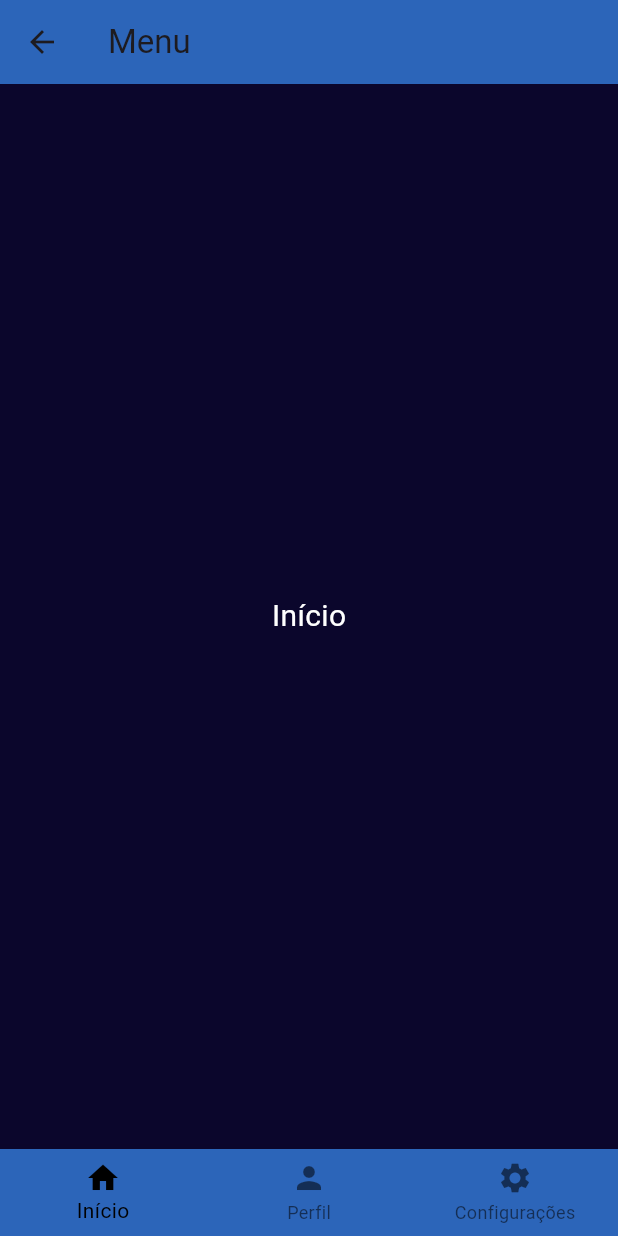
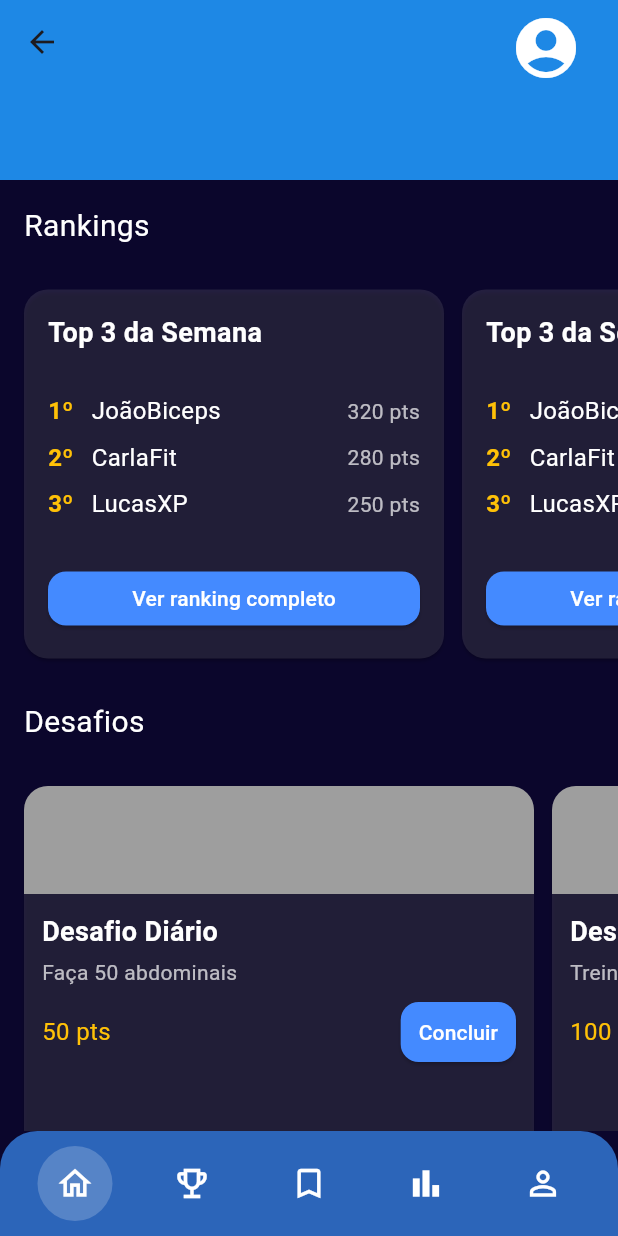
Before and after one commit to Mathprimus/app_monster, a Flutter app: the MenuScreen screen opened by its route, on a phone screen of 412 x 824 dp. Run offline on Flutter 3.47's test engine with Material 3 defaults, Android fonts, the phone set to English and light mode, and no system bars; our stand-ins replace brasil_fields, cloud_firestore, connectivity_plus, email_validator, firebase_auth, firebase_core and 1 more; missing offline and left inert: firebase_app_check; accounts and stored records are empty; network calls fail.

Commit message:
Criação das telas de desafios e personalização do menu

```diff
--- /dev/null
+++ b/lib/screens/challenge_screen.dart
@@ -0,0 +1,66 @@
+import 'package:flutter/material.dart';
+import '../widgets/custom_app_bar.dart';
+import '../widgets/desafio_card.dart';
+
+class ChallengeScreen extends StatelessWidget {
+  const ChallengeScreen({super.key});
+
+  @override
+  Widget build(BuildContext context) {
+    return Scaffold(
+      appBar: const CustomAppBar(),
+      backgroundColor: Colors.black,
+      body: ListView(
+        padding: const EdgeInsets.symmetric(horizontal: 16, vertical: 16),
+        children: [
+          // Seção de Nível e Pontos
+          Container(
+            padding: const EdgeInsets.all(16),
+            decoration: BoxDecoration(
+              color: const Color(0xFF1E88E5),
+              borderRadius: BorderRadius.circular(16),
+            ),
+            child: Row(
+              mainAxisAlignment: MainAxisAlignment.spaceBetween,
+              children: const [
+                Text(
+                  "Nível 4",
+                  style: TextStyle(
+                    fontSize: 18,
+                    fontWeight: FontWeight.bold,
+                    color: Colors.white,
+                  ),
+                ),
+                Text(
+                  "4.570 Pontos",
+                  style: TextStyle(
+                    fontSize: 18,
+                    fontWeight: FontWeight.bold,
+                    color: Colors.white,
+                  ),
+                ),
+              ],
+            ),
+          ),
+          const SizedBox(height: 16),
+          // Lista de Desafios
+          Column(
+            children: const [
+              ChallengeCard(
+                title: "Treino pesado",
+                description: "30 pontos",
+                points: 30,
+              ),
+              SizedBox(height: 12),
+              ChallengeCard(
+                title: "Bora interagir",
+                description: "50 pontos",
+                points: 50,
+              ),
+            ],
+          ),
+        ],
+      ),
+    );
+  }
+}
--- /dev/null
+++ b/lib/screens/home_screen.dart
@@ -0,0 +1,87 @@
+import 'package:flutter/material.dart';
+import '../widgets/ranking_card.dart';
+import '../widgets/desafio_card.dart';
+import '../widgets/custom_app_bar.dart';
+
+class HomeScreen extends StatelessWidget {
+  const HomeScreen({super.key});
+
+  @override
+  Widget build(BuildContext context) {
+    return Scaffold(
+      appBar: const CustomAppBar(),
+      backgroundColor: const Color(0xFF0B062C), // Fundo escuro como no mockup
+      body: ListView(
+        children: [
+          const Padding(
+            padding: EdgeInsets.all(16),
+            child: Text(
+              "Rankings",
+              style: TextStyle(fontSize: 20, color: Colors.white),
+            ),
+          ),
+          SizedBox(
+            height: 270,
+            child: ListView(
+              scrollDirection: Axis.horizontal,
+              padding: const EdgeInsets.symmetric(horizontal: 16),
+              children: const [
+                SizedBox(
+                  width: 280,
+                  child: RankingCard(),
+                ),
+                SizedBox(width: 12),
+                SizedBox(
+                  width: 280,
+                  child: RankingCard(),
+                ),
+              ],
+            ),
+          ),
+          const Padding(
+            padding: EdgeInsets.all(16),
+            child: Text(
+              "Desafios",
+              style: TextStyle(fontSize: 20, color: Colors.white),
+            ),
+          ),
+          SizedBox(
+            height: 270,
+            child: ListView(
+              scrollDirection: Axis.horizontal,
+              padding: const EdgeInsets.symmetric(horizontal: 16),
+              children: const [
+                SizedBox(
+                  width: 340,
+                  child: ChallengeCard(
+                    title: "Desafio Diário",
+                    description: "Faça 50 abdominais",
+                    points: 50,
+                  ),
+                ),
+                SizedBox(width: 12),
+                SizedBox(
+                  width: 340,
+                  child: ChallengeCard(
+                    title: "Desafio Semanal",
+                    description: "Treine 4x na semana",
+                    points: 100,
+                  ),
+                ),
+                SizedBox(width: 12),
+                SizedBox(
+                  width: 340,
+                  child: ChallengeCard(
+                    title: "Desafio Mensal",
+                    description: "Complete 16 treinos",
+                    points: 300,
+                  ),
+                ),
+              ],
+            ),
+          ),
+        ],
+      ),
+    );
+  }
+}
--- a/lib/screens/login_screen.dart
+++ b/lib/screens/login_screen.dart
@@ -14,22 +14,22 @@ class _LoginScreenState extends State<LoginScreen> {
   TextEditingController senhaController = TextEditingController();
 
   void efetuaLogin() async {
-    FirebaseAuth auth = FirebaseAuth.instance;
+    // FirebaseAuth auth = FirebaseAuth.instance;
 
-    auth
-        .signInWithEmailAndPassword(
-            email: emailController.text, password: senhaController.text)
-        .then((firebaseUser) {
-      final SnackBar snackBar = SnackBar(
-          content: Text('Logado com sucesso!'), duration: Duration(seconds: 5));
-      ScaffoldMessenger.of(context).showSnackBar(snackBar);
+    // auth
+    //     .signInWithEmailAndPassword(
+    //         email: emailController.text, password: senhaController.text)
+    //     .then((firebaseUser) {
+    //   final SnackBar snackBar = SnackBar(
+    //       content: Text('Logado com sucesso!'), duration: Duration(seconds: 5));
+    //   ScaffoldMessenger.of(context).showSnackBar(snackBar);
       Navigator.pushNamed(context, 'menu');
 
-      emailController.clear();
-      senhaController.clear();
-    }).catchError((error) {
-      print("Deu erro: " + error.toString());
-    });
+  //     emailController.clear();
+  //     senhaController.clear();
+  //   }).catchError((error) {
+  //     print("Deu erro: " + error.toString());
+  //   });
   }
 
   @override
--- a/lib/screens/menu_screen.dart
+++ b/lib/screens/menu_screen.dart
@@ -1,5 +1,8 @@
+import 'package:app_monster/screens/challenge_screen.dart';
 import 'package:flutter/material.dart';
 import 'package:app_monster/screens/perfil_screen.dart';
+import 'package:app_monster/screens/home_screen.dart';
+
 
 class MenuScreen extends StatefulWidget {
   const MenuScreen({super.key});
@@ -9,16 +12,14 @@ class MenuScreen extends StatefulWidget {
 }
 
 class _MenuScreenState extends State<MenuScreen> {
-  int _selectedIndex = 0; // Para controlar o BottomNavigationBar
+  int _selectedIndex = 0;
 
   final List<Widget> _pages = const [
-    Center(
-        child: Text("Início",
-            style: TextStyle(fontSize: 20, color: Colors.white))),
-    TelaPerfil(), // tela de perfil
-    Center(
-        child: Text("Configurações",
-            style: TextStyle(fontSize: 20, color: Colors.white))),
+    HomeScreen(),
+    ChallengeScreen(),
+    Center(child: Text("Favoritos", style: TextStyle(fontSize: 20, color: Colors.white))),
+    Center(child: Text("Ranking", style: TextStyle(fontSize: 20, color: Colors.white))),
+    TelaPerfil(),
   ];
 
   void _onItemTapped(int index) {
@@ -27,39 +28,53 @@ class _MenuScreenState extends State<MenuScreen> {
     });
   }
 
+  Widget _buildNavItem(IconData icon, int index) {
+    bool isSelected = _selectedIndex == index;
+    return GestureDetector(
+      onTap: () => _onItemTapped(index),
+      child: Container(
+        decoration: isSelected
+            ? BoxDecoration(
+                color: Colors.white.withOpacity(0.2),
+                shape: BoxShape.circle,
+              )
+            : null,
+        padding: const EdgeInsets.all(12),
+        child: Icon(
+          icon,
+          color: Colors.white,
+          size: 26,
+        ),
+      ),
+    );
+  }
+
   @override
   Widget build(BuildContext context) {
     return Scaffold(
-      backgroundColor: const Color(0xFF0B062C), // Fundo escuro
+      backgroundColor: const Color(0xFF0B062C),
 
-      appBar: AppBar(
-        title: const Text("Menu"),
-        backgroundColor: const Color(
-            0xFF2C65B9), // Deixa o appBar com a mesma cor da barra inferior
-      ),
+      body: _pages[_selectedIndex],
 
-      body: _pages[_selectedIndex], // Mostra a tela conforme o índice
-
-      bottomNavigationBar: BottomNavigationBar(
-        currentIndex: _selectedIndex,
-        onTap: _onItemTapped,
-        selectedItemColor: Colors.black,
-        unselectedItemColor: Colors.black54,
-        backgroundColor: const Color(0xFF2C65B9),
-        items: const [
-          BottomNavigationBarItem(
-            icon: Icon(Icons.home),
-            label: "Início",
+      bottomNavigationBar: Container(
+        padding: const EdgeInsets.symmetric(vertical: 10, horizontal: 25),
+        decoration: const BoxDecoration(
+          color: Color(0xFF2C65B9),
+          borderRadius: BorderRadius.only(
+            topLeft: Radius.circular(25),
+            topRight: Radius.circular(25),
           ),
-          BottomNavigationBarItem(
-            icon: Icon(Icons.person),
-            label: "Perfil",
-          ),
-          BottomNavigationBarItem(
-            icon: Icon(Icons.settings),
-            label: "Configurações",
-          ),
-        ],
+        ),
+        child: Row(
+          mainAxisAlignment: MainAxisAlignment.spaceBetween,
+          children: [
+            _buildNavItem(Icons.home_outlined, 0),
+            _buildNavItem(Icons.emoji_events_outlined, 1),
+            _buildNavItem(Icons.bookmark_border, 2),
+            _buildNavItem(Icons.bar_chart_outlined, 3),
+            _buildNavItem(Icons.person_outline, 4),
+          ],
+        ),
       ),
     );
   }
--- /dev/null
+++ b/lib/widgets/custom_app_bar.dart
@@ -0,0 +1,31 @@
+import 'package:flutter/material.dart';
+
+class CustomAppBar extends StatelessWidget implements PreferredSizeWidget {
+  const CustomAppBar({super.key});
+
+  @override
+  Widget build(BuildContext context) {
+    return AppBar(
+      backgroundColor: const Color(0xFF1E88E5),
+      elevation: 0,
+      actions: [
+        Padding(
+          padding: const EdgeInsets.only(right: 16),
+          child: IconButton(
+            icon: const Icon(
+              Icons.account_circle,
+              color: Colors.white,
+              size: 48,
+            ),
+            onPressed: () {
+              // Navegar para a tela de perfil (a ser implementada)
+            },
+          ),
+        ),
+      ],
+    );
+  }
+
+  @override
+  Size get preferredSize => const Size.fromHeight(120); // Ajustado para 120px
+}
--- /dev/null
+++ b/lib/widgets/desafio_card.dart
@@ -0,0 +1,105 @@
+import 'package:flutter/material.dart';
+
+class ChallengeCard extends StatefulWidget {
+  final String title;
+  final String description;
+  final int points;
+
+  const ChallengeCard({
+    super.key,
+    required this.title,
+    required this.description,
+    required this.points,
+  });
+
+  @override
+  State<ChallengeCard> createState() => _ChallengeCardState();
+}
+
+class _ChallengeCardState extends State<ChallengeCard> {
+  bool _isCompleted = false;
+
+  void _handleComplete() {
+    if (_isCompleted) return;
+    setState(() {
+      _isCompleted = true;
+    });
+  }
+
+  @override
+  Widget build(BuildContext context) {
+    return Card(
+      color: Colors.white10,
+      shape: RoundedRectangleBorder(borderRadius: BorderRadius.circular(16)),
+      margin: const EdgeInsets.symmetric(horizontal: 0, vertical: 12),
+      child: Column(
+        crossAxisAlignment: CrossAxisAlignment.start,
+        mainAxisSize: MainAxisSize.min,
+        children: [
+          // Área de 20% para a imagem (substituída por cor temporária)
+          Container(
+            height: 72,
+            width: double.infinity,
+            decoration: const BoxDecoration(
+              color: Colors.grey,
+              borderRadius: BorderRadius.vertical(top: Radius.circular(16)),
+            ),
+          ),
+          // Conteúdo restante com espaço entre os itens
+          SizedBox(
+            height: 128, // Altura restante (200px total - 72px da imagem)
+            child: Padding(
+              padding: const EdgeInsets.all(12),
+              child: Column(
+                crossAxisAlignment: CrossAxisAlignment.start,
+                mainAxisAlignment: MainAxisAlignment.spaceBetween,
+                children: [
+                  Column(
+                    crossAxisAlignment: CrossAxisAlignment.start,
+                    children: [
+                      Text(
+                        widget.title,
+                        style: const TextStyle(
+                          fontSize: 18,
+                          fontWeight: FontWeight.bold,
+                          color: Colors.white,
+                        ),
+                      ),
+                      const SizedBox(height: 4),
+                      Text(
+                        widget.description,
+                        style: const TextStyle(fontSize: 14, color: Colors.white70),
+                      ),
+                    ],
+                  ),
+                  Row(
+                    mainAxisAlignment: MainAxisAlignment.spaceBetween,
+                    children: [
+                      Text(
+                        "${widget.points} pts",
+                        style: const TextStyle(color: Colors.amber, fontSize: 16),
+                      ),
+                      ElevatedButton(
+                        onPressed: _isCompleted ? null : _handleComplete,
+                        style: ElevatedButton.styleFrom(
+                          backgroundColor:
+                              _isCompleted ? Colors.green : Colors.blueAccent,
+                          foregroundColor: Colors.white,
+                          shape: RoundedRectangleBorder(
+                            borderRadius: BorderRadius.circular(12),
+                          ),
+                          padding: const EdgeInsets.symmetric(horizontal: 12, vertical: 8),
+                        ),
+                        child: Text(_isCompleted ? "Concluído ✔" : "Concluir"),
+                      ),
+                    ],
+                  ),
+                ],
+              ),
+            ),
+          ),
+        ],
+      ),
+    );
+  }
+}
--- /dev/null
+++ b/lib/widgets/ranking_card.dart
@@ -0,0 +1,101 @@
+import 'package:flutter/material.dart';
+
+class RankingCard extends StatelessWidget {
+  const RankingCard({super.key});
+
+  @override
+  Widget build(BuildContext context) {
+    return Card(
+      color: Colors.white10,
+      shape: RoundedRectangleBorder(borderRadius: BorderRadius.circular(16)),
+      margin: const EdgeInsets.symmetric(vertical: 12),
+      child: Column(
+        crossAxisAlignment: CrossAxisAlignment.start,
+        mainAxisSize: MainAxisSize.min,
+        children: [
+          // Conteúdo com espaço entre os itens
+          Expanded(
+            child: Padding(
+              padding: const EdgeInsets.all(16),
+              child: Column(
+                crossAxisAlignment: CrossAxisAlignment.start,
+                mainAxisAlignment: MainAxisAlignment.spaceBetween, // Espalha os itens
+                children: [
+                  Text(
+                    "Top 3 da Semana",
+                    style: const TextStyle(
+                      fontSize: 18,
+                      fontWeight: FontWeight.bold,
+                      color: Colors.white,
+                    ),
+                  ),
+                  Column(
+                    children: const [
+                      _RankingItem(position: 1, name: "JoãoBiceps", points: 320),
+                      _RankingItem(position: 2, name: "CarlaFit", points: 280),
+                      _RankingItem(position: 3, name: "LucasXP", points: 250),
+                    ],
+                  ),
+                  ElevatedButton(
+                    style: ElevatedButton.styleFrom(
+                      backgroundColor: Colors.blueAccent,
+                      foregroundColor: Colors.white,
+                      shape: RoundedRectangleBorder(
+                        borderRadius: BorderRadius.circular(12),
+                      ),
+                      minimumSize: const Size(double.infinity, 36),
+                    ),
+                    onPressed: () {},
+                    child: const Text("Ver ranking completo"),
+                  ),
+                ],
+              ),
+            ),
+          ),
+        ],
+      ),
+    );
+  }
+}
+
+class _RankingItem extends StatelessWidget {
+  final int position;
+  final String name;
+  final int points;
+
+  const _RankingItem({
+    required this.position,
+    required this.name,
+    required this.points,
+  });
+
+  @override
+  Widget build(context) {
+    return Padding(
+      padding: const EdgeInsets.symmetric(vertical: 4),
+      child: Row(
+        children: [
+          Text(
+            "$positionº",
+            style: const TextStyle(
+              color: Colors.amber,
+              fontWeight: FontWeight.bold,
+              fontSize: 16,
+            ),
+          ),
+          const SizedBox(width: 12),
+          Expanded(
+            child: Text(
+              name,
+              style: const TextStyle(color: Colors.white, fontSize: 16),
+            ),
+          ),
+          Text(
+            "$points pts",
+            style: const TextStyle(color: Colors.white70),
+          ),
+        ],
+      ),
+    );
+  }
+}
```
Also changed, not shown: flutter_01.png (added), pubspec.lock, 126 other files.
